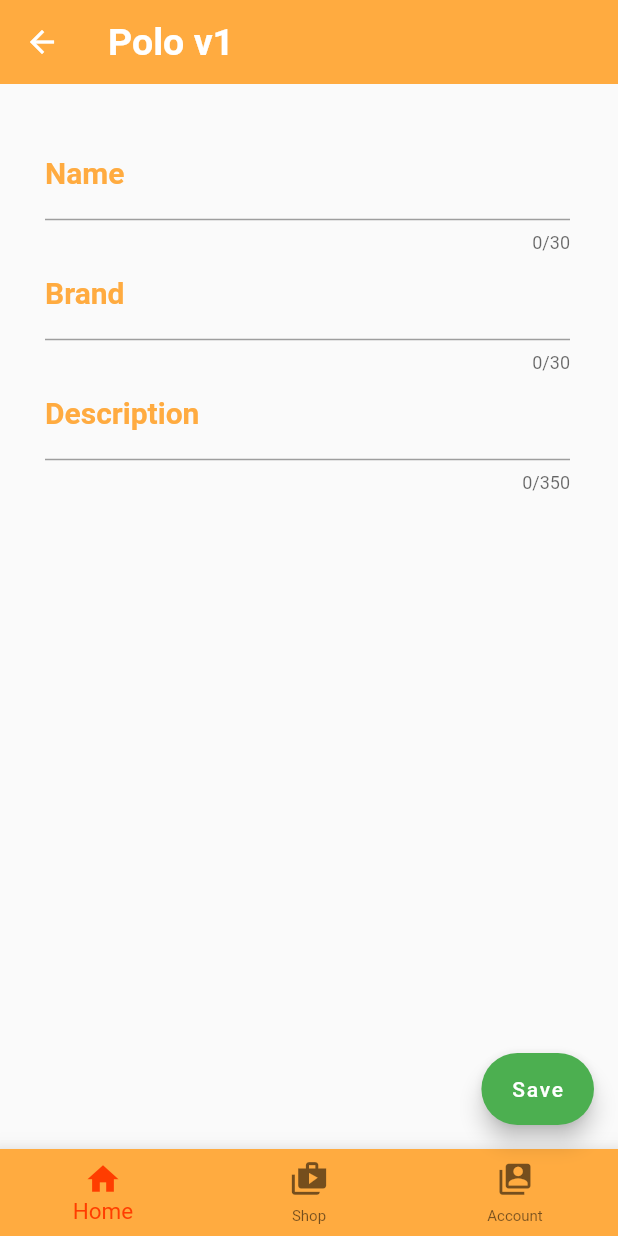
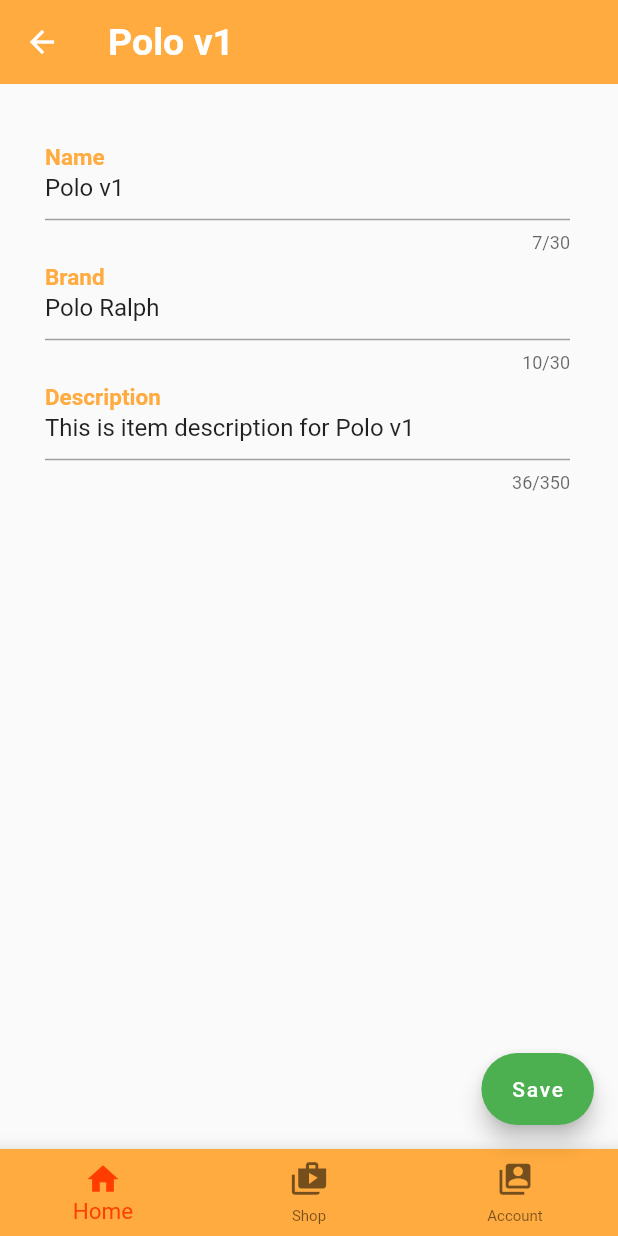
Before and after one commit to HabibHadmy99/closet-map-new, a Flutter app: the ItemChangeForm screen opened directly with sample values from the repository, on a phone screen of 412 x 824 dp. Run offline on Flutter 3.47's test engine with Material 2 defaults, Android fonts, the phone set to English and light mode, and no system bars; our stand-ins replace get_it; accounts and stored records are empty.

Commit message:
Touched up edit item detail

```diff
--- a/lib/Services/items_service.dart
+++ b/lib/Services/items_service.dart
@@ -1,40 +1,8 @@
-import 'dart:convert';
 
 import 'package:closet_map/Models/item_model.dart';
-import 'package:http/http.dart';
-
 import 'dataservice.dart';
 import 'items_dataservice.dart';
 
-final _itemlistDatabase = <Items>[
-  Items(
-    id: "1",
-    name: 'Polo v1',
-    brand: 'Polo Ralph',
-    image: 'assets/images/four.jpg',
-    quantity: 6,
-    price: 100,
-    desc: 'This is item description for Polo v1',
-  ),
-  Items(
-    id: "2",
-    name: 'Swagor',
-    brand: 'Levis',
-    image: 'assets/images/two.jpg',
-    quantity: 6,
-    price: 100,
-    desc: 'This is item description for Swagor',
-  ),
-  Items(
-    id: "3",
-    name: 'Munchik',
-    brand: 'Guess',
-    image: 'assets/images/three.jpg',
-    quantity: 6,
-    price: 120,
-    desc: 'This is item description for Munchik',
-  ),
-];
 
 class ItemsDataServiceMock implements ItemsDataService {
   //get item list
@@ -48,48 +16,13 @@ class ItemsDataServiceMock implements ItemsDataService {
   //update items
   Future<Items> updateItemsName(
       {String id, String name, String brand, String desc}) async {
-    final json = await dataService
-        .patch('item/$id', data: {'name': name, 'brand': brand, 'decs': desc});
+
+    final json = await dataService.patch('item/$id', data: {'name': name, 'brand': brand, 'desc': desc});
     return Items.fromJson(json);
-    /*final matchedItems = _itemlistDatabase
-        .firstWhere((item) => item.id == id); //checkmatching item
 
-    if (name.length != 0) {
-      matchedItems.name = name;
-    }
-    if (brand.length != 0) {
-      matchedItems.brand = brand;
-    }
-    if (desc.length != 0) {
-      matchedItems.desc = desc;
-    }*/
-
-    /*matchedItems.name = name;
-    matchedItems.brand = brand;
-    matchedItems.desc = desc;
-    else if (quant != 0) {
-      matchedItems.quantity = quant;
-    }else if (price != 0) {
-      matchedItems.price = price;
-    }*/
-    //return matchedItems;
   }
 
-  //update desc
-  /*Future<Items> updateItemsDesc{int id, String desc}) async {
-    final matchedItems =
-        _itemlistDatabase.firstWhere((Items) => Items.id == id);
-    matchedItems.desc = desc;
-    return matchedItems;
-  } */
 
-  //create new item
-  /*Future<Items> createItems({Items Items}) async {
-    //Items.id = _nextId++;
-    //_ItemssDatabase.add(Items);
-    return Items;
-  }
-*/
   //delete item
   Future<Items> deleteItems({String id}) async {
     await dataService.delete('order/$id');
--- a/lib/screen/admin/admin_changeDetails.dart
+++ b/lib/screen/admin/admin_changeDetails.dart
@@ -17,16 +17,21 @@ class ItemChangeForm extends StatefulWidget {
 
 class _ItemChangeForm extends State<ItemChangeForm> {
   final ItemsDataServiceMock todoDataService = service();
-  final nameController = TextEditingController();
-  final brandController = TextEditingController();
-  final descController = TextEditingController();
-  final quantityController = TextEditingController();
-  final priceController = TextEditingController();
+  var nameController = TextEditingController();
+  var brandController = TextEditingController();
+  var descController = TextEditingController();
+  var quantityController = TextEditingController();
+  var priceController = TextEditingController();
 
   @override
   Widget build(BuildContext context) {
+    nameController.text = widget.itemsList.name;
+    brandController.text = widget.itemsList.brand;
+    descController.text = widget.itemsList.desc;
     return Scaffold(
-      bottomNavigationBar: CustomAppBar(navtype: adminNavBar,),
+      bottomNavigationBar: CustomAppBar(
+        navtype: adminNavBar,
+      ),
       appBar: AppBar(
         title: Text(
           widget.itemsList.name,
@@ -133,14 +138,12 @@ class TextField extends StatelessWidget {
       height: 80,
       width: 350,
       child: TextFormField(
-
         keyboardType: type,
         controller: cont,
         cursorColor: Theme.of(context).cursorColor,
         initialValue: initVal,
         maxLength: max,
         decoration: InputDecoration(
-
           hintText: hint,
           labelText: label,
           labelStyle: TextStyle(
```
